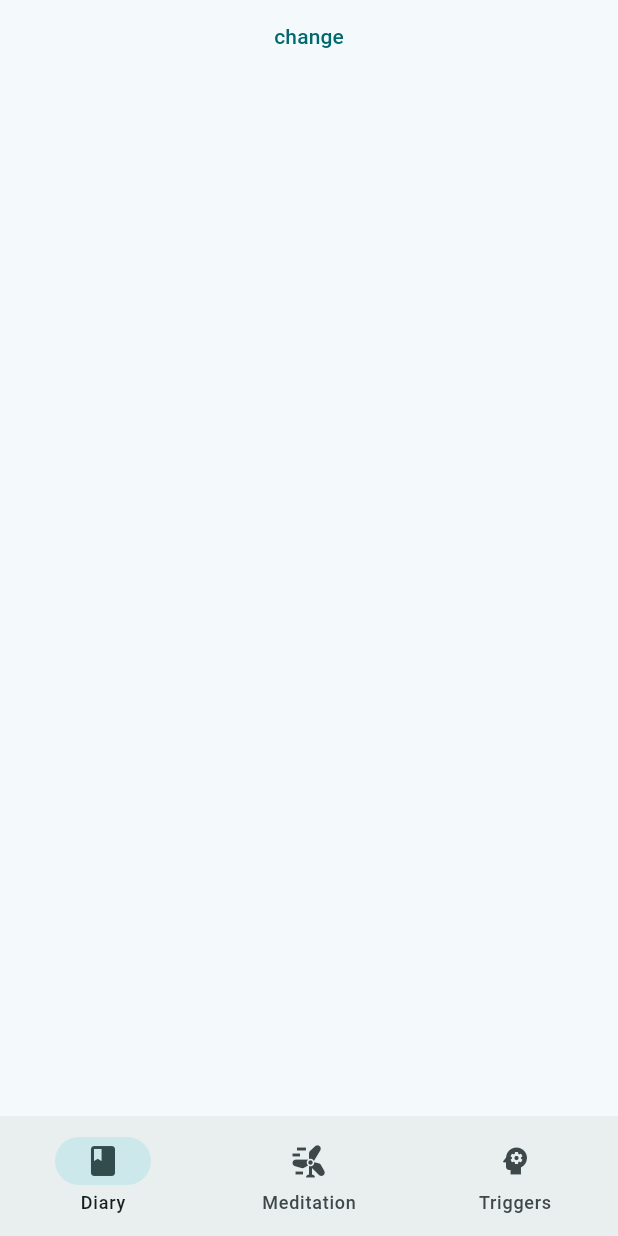
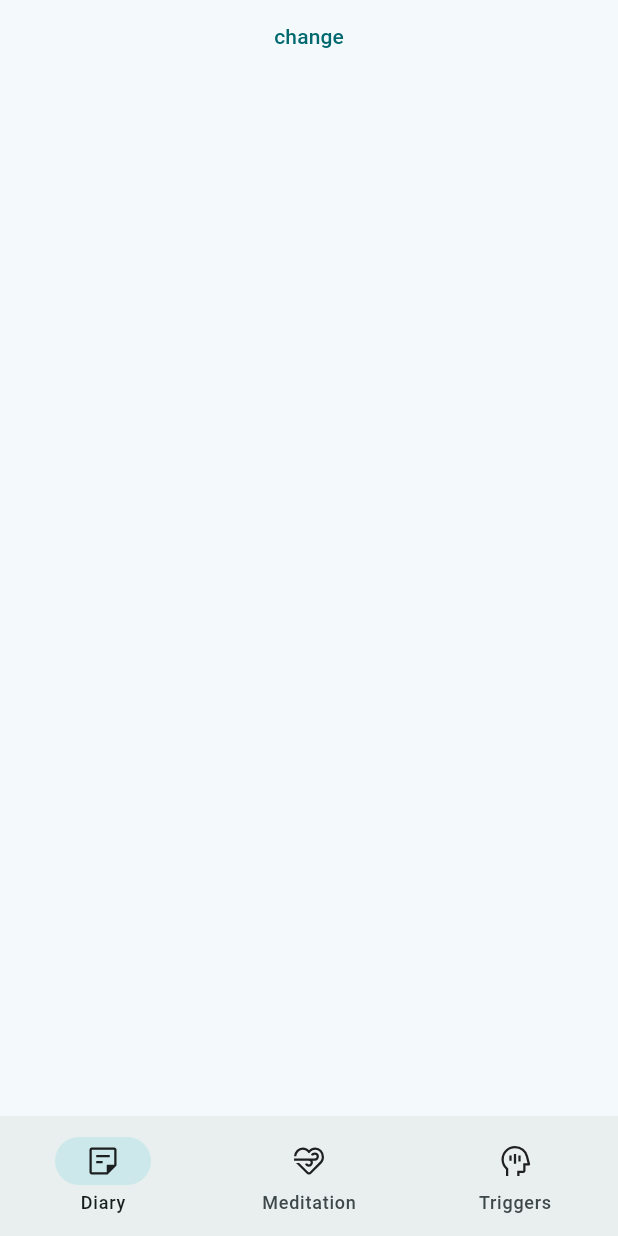
Before and after one commit to icn-nkpub/coping, a Flutter app: the screen it shows after launch, on a phone screen of 412 x 824 dp. Run offline on Flutter 3.47's test engine with Material 2 defaults, Android fonts, the phone set to English and light mode, and no system bars; our stand-ins replace flutter_riverpod, flutter_svg, riverpod; missing offline and left inert: funvas.

Commit message:
feat: icons

```diff
--- a/lib/home.dart
+++ b/lib/home.dart
@@ -1,3 +1,4 @@
+import 'package:firstapp/icons.dart';
 import 'package:firstapp/pages/meditation/meditation.dart';
 import 'package:flutter/material.dart';
 
@@ -30,15 +31,15 @@ class _HomeState extends State<Home> {
         },
         destinations: const [
           NavigationDestination(
-            icon: Icon(Icons.book),
+            icon: SvgIcon(assetName: "stickynote"),
             label: 'Diary',
           ),
           NavigationDestination(
-            icon: Icon(Icons.wind_power),
+            icon: SvgIcon(assetName: "relax"),
             label: 'Meditation',
           ),
           NavigationDestination(
-            icon: Icon(Icons.psychology),
+            icon: SvgIcon(assetName: "mindfulness"),
             label: 'Triggers',
           ),
         ],
--- /dev/null
+++ b/lib/icons.dart
@@ -0,0 +1,28 @@
+import 'package:flutter/material.dart';
+import 'package:flutter_svg/svg.dart';
+
+class SvgIcon extends StatelessWidget {
+  const SvgIcon({
+    super.key,
+    required this.assetName,
+    this.size = 24,
+  });
+
+  final String assetName;
+  final double size;
+
+  @override
+  Widget build(BuildContext context) {
+    final t = Theme.of(context).iconTheme;
+
+    return SvgPicture.asset(
+      "assets/icons/$assetName.svg",
+      colorFilter: ColorFilter.mode(
+        t.color!,
+        BlendMode.srcIn,
+      ),
+      width: size,
+      height: size,
+    );
+  }
+}
```
Also changed, not shown: lib/pages/meditation/meditation.dart (+28 -31 lines), pubspec.yaml (+10 -3 lines), assets/icons/close.svg (added), assets/icons/cognition.svg (added), assets/icons/help.svg (added), assets/icons/mindfulness.svg (added), assets/icons/psychology.svg (added), assets/icons/relax.svg (added), assets/icons/stickynote.svg (added), pubspec.lock.
